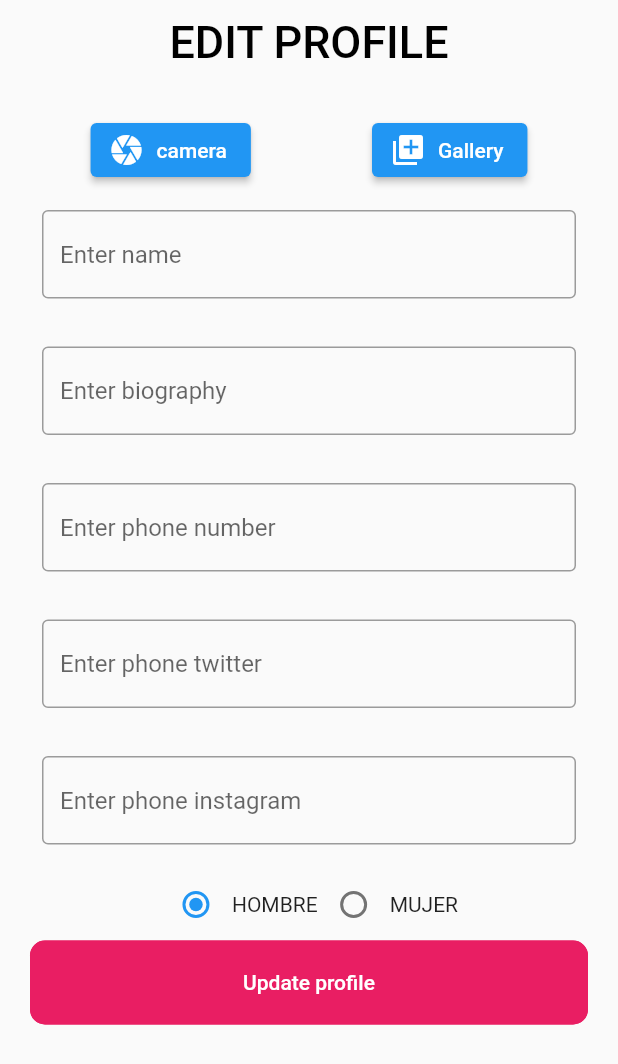
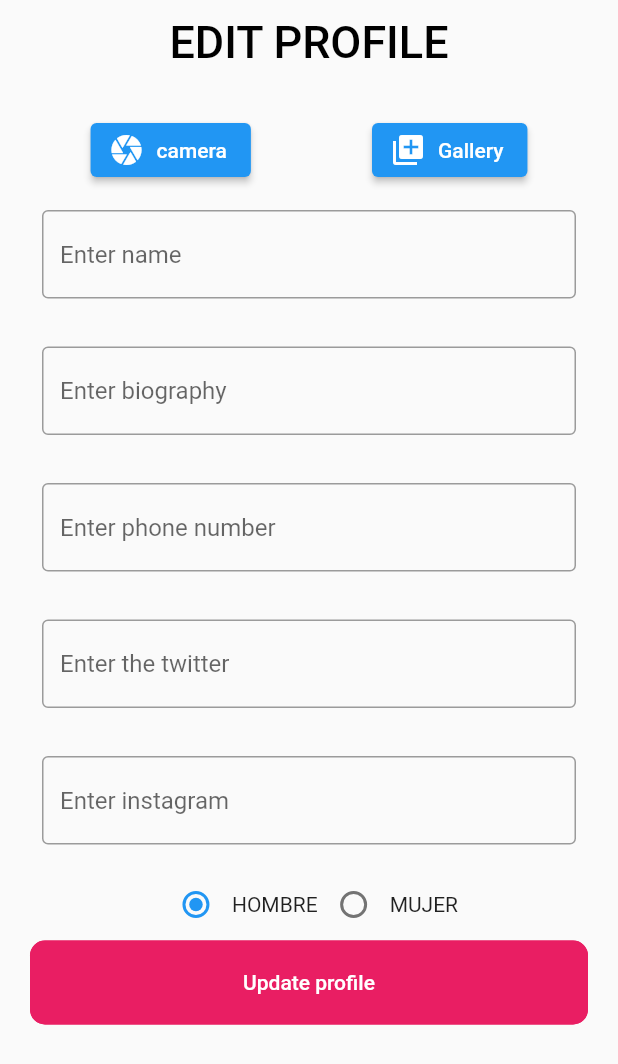
Before and after one commit to sweetnight19/loveFoundIt, a Flutter app: the EditProfilePageFull screen opened directly, on a phone screen of 412 x 824 dp. Shown: the top 1064 px of the screen. Run offline on Flutter 3.47's test engine with Material 2 defaults, Android fonts, the phone set to English and light mode, and no system bars; our stand-ins replace cloud_firestore, firebase_auth, firebase_core, firebase_storage, font_awesome_flutter, google_sign_in and 1 more; missing offline and left inert: sign_button; accounts and stored records are empty.

Commit message:
Updating profile fields

```diff
--- a/lib/profile/edit_profile.dart
+++ b/lib/profile/edit_profile.dart
@@ -22,6 +22,12 @@ class EditProfilePageFull extends StatefulWidget {
 class _EditProfilePageFullState extends State<EditProfilePageFull> {
   FirebaseStorage storage = FirebaseStorage.instance;
   String radioButtonItem = 'M';
+
+  final phoneController = TextEditingController();
+  final nameController = TextEditingController();
+  final biographyController = TextEditingController();
+  final twitterController = TextEditingController();
+  final instagramController = TextEditingController();
 
   // Then upload to Firebase Storage
   Future<void> _upload(String inputSource) async {
@@ -103,6 +109,7 @@ class _EditProfilePageFullState extends State<EditProfilePageFull> {
                 Padding(
                   padding: EdgeInsets.symmetric(horizontal: 8, vertical: 16),
                   child: TextField(
+                    controller: nameController,
                     decoration: InputDecoration(
                       border: OutlineInputBorder(),
                       hintText: 'Enter name',
@@ -112,6 +119,7 @@ class _EditProfilePageFullState extends State<EditProfilePageFull> {
                 Padding(
                   padding: EdgeInsets.symmetric(horizontal: 8, vertical: 16),
                   child: TextField(
+                    controller: biographyController,
                     decoration: InputDecoration(
                       border: OutlineInputBorder(),
                       hintText: 'Enter biography',
@@ -121,6 +129,7 @@ class _EditProfilePageFullState extends State<EditProfilePageFull> {
                 Padding(
                   padding: EdgeInsets.symmetric(horizontal: 8, vertical: 16),
                   child: TextField(
+                    controller: phoneController,
                     decoration: InputDecoration(
                       border: OutlineInputBorder(),
                       hintText: 'Enter phone number',
@@ -130,18 +139,20 @@ class _EditProfilePageFullState extends State<EditProfilePageFull> {
                 Padding(
                   padding: EdgeInsets.symmetric(horizontal: 8, vertical: 16),
                   child: TextField(
+                    controller: twitterController,
                     decoration: InputDecoration(
                       border: OutlineInputBorder(),
-                      hintText: 'Enter phone twitter',
+                      hintText: 'Enter the twitter',
                     ),
                   ),
                 ),
                 Padding(
                   padding: EdgeInsets.symmetric(horizontal: 8, vertical: 16),
                   child: TextField(
+                    controller: instagramController,
                     decoration: InputDecoration(
                       border: OutlineInputBorder(),
-                      hintText: 'Enter phone instagram',
+                      hintText: 'Enter instagram',
                     ),
                   ),
                 ),
@@ -176,7 +187,18 @@ class _EditProfilePageFullState extends State<EditProfilePageFull> {
                 ),
                 Row(
                   children: [
-                    Expanded(child: primaryButton('Update profile'))
+                    Expanded(child: primaryButton('Update profile', () =>
+                    {
+                      FirebaseFirestore.instance.collection('profile')
+                          .doc(FirebaseAuth.instance.currentUser!.uid)
+                          .update({
+                        'name': nameController.text,
+                        'biography': biographyController.text,
+                        'phone': phoneController.text,
+                        'instagram': instagramController.text,
+                        'twitter': twitterController.text
+                          })
+                    }))
                   ],
                 )
               ],
```
